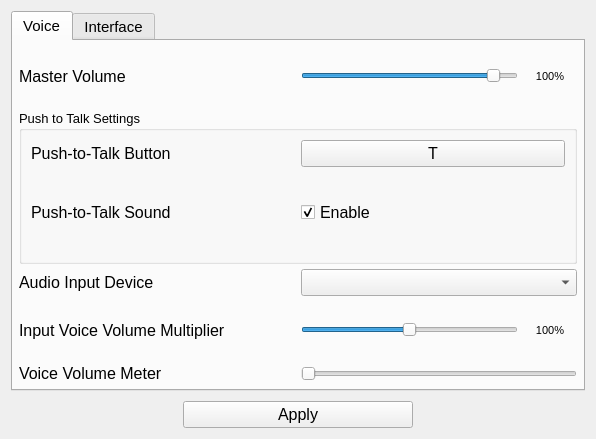
Old version of the form src/View/SettingsWindow/settingswindow.ui in the repository Flone-dnb/Silent.
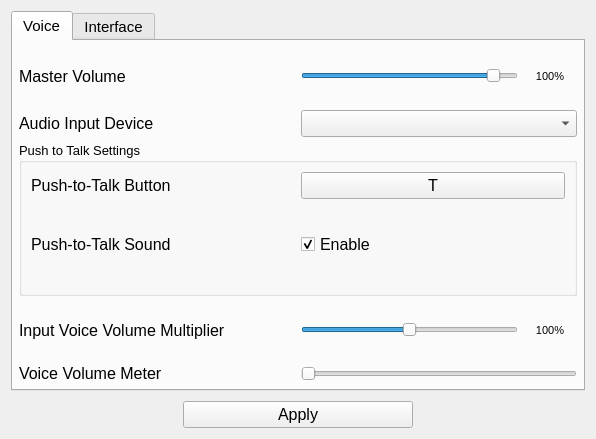
New version of the form.

Commit message: Moved Audio Input Device line.

```diff
--- a/src/View/SettingsWindow/settingswindow.ui
+++ b/src/View/SettingsWindow/settingswindow.ui
@@ -57,7 +57,7 @@
        <attribute name="title">
         <string>Voice</string>
        </attribute>
-       <layout class="QVBoxLayout" name="verticalLayout" stretch="15,40,15,15,15">
+       <layout class="QVBoxLayout" name="verticalLayout" stretch="15,15,40,15,15">
         <property name="spacing">
          <number>5</number>
         </property>
@@ -153,6 +153,39 @@
           </item>
          </layout>
         </item>
+        <item>
+         <layout class="QHBoxLayout" name="horizontalLayout_3" stretch="50,50">
+          <item>
+           <widget class="QLabel" name="label_5">
+            <property name="font">
+             <font>
+              <family>Segoe UI</family>
+              <pointsize>12</pointsize>
+             </font>
+            </property>
+            <property name="text">
+             <string>Audio Input Device</string>
+            </property>
+           </widget>
+          </item>
+          <item>
+           <widget class="QComboBox" name="comboBox_input">
+            <property name="sizePolicy">
+             <sizepolicy hsizetype="Preferred" vsizetype="Fixed">
+              <horstretch>0</horstretch>
+              <verstretch>0</verstretch>
+             </sizepolicy>
+            </property>
+            <property name="font">
+             <font>
+              <family>Segoe UI</family>
+              <pointsize>12</pointsize>
+             </font>
+            </property>
+           </widget>
+          </item>
+         </layout>
+        </item>
         <item>
          <widget class="QGroupBox" name="groupBox">
           <property name="font">
@@ -267,39 +300,6 @@
           </layout>
          </widget>
         </item>
-        <item>
-         <layout class="QHBoxLayout" name="horizontalLayout_3" stretch="50,50">
-          <item>
-           <widget class="QLabel" name="label_5">
-            <property name="font">
-             <font>
-              <family>Segoe UI</family>
-              <pointsize>12</pointsize>
-             </font>
-            </property>
-            <property name="text">
-             <string>Audio Input Device</string>
-            </property>
-           </widget>
-          </item>
-          <item>
-           <widget class="QComboBox" name="comboBox_input">
-            <property name="sizePolicy">
-             <sizepolicy hsizetype="Preferred" vsizetype="Fixed">
-              <horstretch>0</horstretch>
-              <verstretch>0</verstretch>
-             </sizepolicy>
-            </property>
-            <property name="font">
-             <font>
-              <family>Segoe UI</family>
-              <pointsize>12</pointsize>
-             </font>
-            </property>
-           </widget>
-          </item>
-         </layout>
-        </item>
         <item>
          <layout class="QHBoxLayout" name="horizontalLayout_9" stretch="50,50">
           <item>
```
